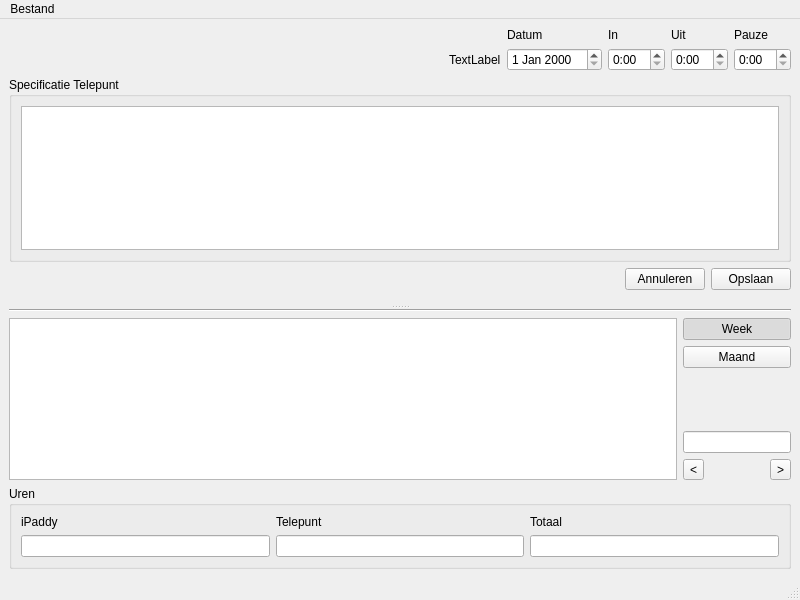
The window that MainWindow.ui (Amanoo/urenregistratie) describes before a commit, drawn with Qt 5.
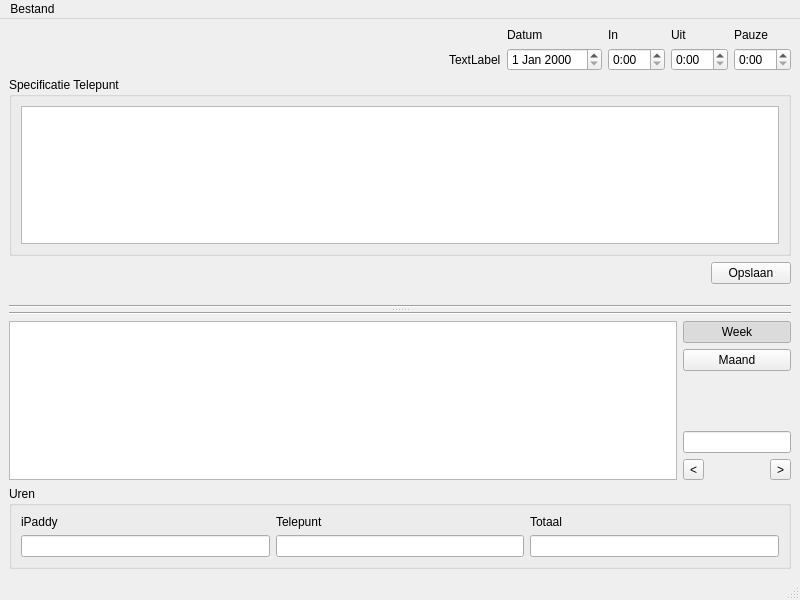
The same window after the commit.

```diff
--- a/MainWindow.ui
+++ b/MainWindow.ui
@@ -21,54 +21,10 @@
        <enum>Qt::Vertical</enum>
       </property>
       <widget class="QWidget" name="layoutWidget">
+       <layout class="QVBoxLayout" name="verticalLayout_4">
+        <item>
        <layout class="QGridLayout" name="gridLayout_5">
-        <item row="2" column="1">
-         <widget class="QPushButton" name="pushButton_4">
-          <property name="text">
-           <string>Annuleren</string>
-          </property>
-         </widget>
-        </item>
         <item row="1" column="0" colspan="3">
-         <widget class="QGroupBox" name="groupBox_2">
-          <property name="title">
-           <string>Specificatie Telepunt</string>
-          </property>
-          <layout class="QGridLayout" name="gridLayout_3">
-           <item row="0" column="0">
-            <widget class="QTableView" name="telepuntSpecView">
-             <property name="horizontalScrollBarPolicy">
-              <enum>Qt::ScrollBarAlwaysOff</enum>
-             </property>
-            </widget>
-           </item>
-          </layout>
-         </widget>
-        </item>
-        <item row="2" column="2">
-         <widget class="QPushButton" name="pushButton">
-          <property name="text">
-           <string>Opslaan</string>
-          </property>
-         </widget>
-        </item>
-        <item row="3" column="0">
-         <spacer name="verticalSpacer_2">
-          <property name="orientation">
-           <enum>Qt::Vertical</enum>
-          </property>
-          <property name="sizeType">
-           <enum>QSizePolicy::Fixed</enum>
-          </property>
-          <property name="sizeHint" stdset="0">
-           <size>
-            <width>20</width>
-            <height>15</height>
-           </size>
-          </property>
-         </spacer>
-        </item>
-        <item row="0" column="0" colspan="3">
          <layout class="QGridLayout" name="gridLayout_2">
           <item row="0" column="2">
            <widget class="QLabel" name="label_5">
@@ -144,7 +100,7 @@
           </item>
          </layout>
         </item>
-        <item row="2" column="0">
+          <item row="3" column="0">
          <spacer name="horizontalSpacer">
           <property name="orientation">
            <enum>Qt::Horizontal</enum>
@@ -157,6 +113,60 @@
           </property>
          </spacer>
         </item>
+          <item row="2" column="0" colspan="3">
+           <widget class="QGroupBox" name="groupBox_2">
+            <property name="title">
+             <string>Specificatie Telepunt</string>
+            </property>
+            <layout class="QGridLayout" name="gridLayout_3">
+             <item row="0" column="0">
+              <widget class="QTableView" name="telepuntSpecView">
+               <property name="horizontalScrollBarPolicy">
+                <enum>Qt::ScrollBarAlwaysOff</enum>
+               </property>
+              </widget>
+             </item>
+            </layout>
+           </widget>
+          </item>
+          <item row="3" column="2">
+           <widget class="QPushButton" name="pushButton">
+            <property name="text">
+             <string>Opslaan</string>
+            </property>
+           </widget>
+          </item>
+          <item row="4" column="0">
+           <spacer name="verticalSpacer_2">
+            <property name="orientation">
+             <enum>Qt::Vertical</enum>
+            </property>
+            <property name="sizeType">
+             <enum>QSizePolicy::Fixed</enum>
+            </property>
+            <property name="sizeHint" stdset="0">
+             <size>
+              <width>20</width>
+              <height>15</height>
+             </size>
+            </property>
+           </spacer>
+          </item>
+
+         </layout>
+
+        </item>
+
+
+          <item>
+           <widget class="Line" name="line_2">
+            <property name="orientation">
+             <enum>Qt::Horizontal</enum>
+            </property>
+           </widget>
+          </item>
+
+
        </layout>
       </widget>
       <widget class="QWidget" name="layoutWidget">
```
Lines whose indentation alone changed are shown as unchanged.
